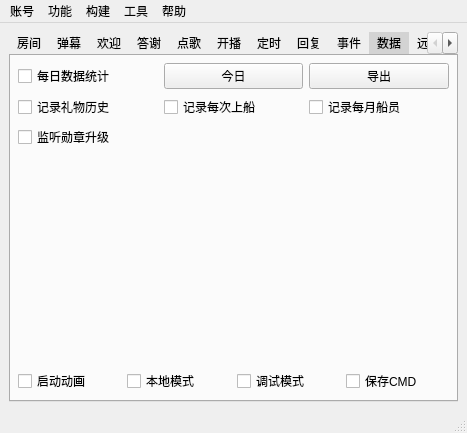
Above: mainwindow.ui from iwxyi/Bilibili-MagicalDanmaku before the change. Below: the same form after it.
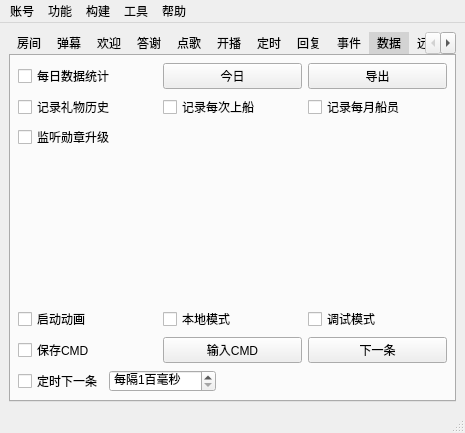
That is the form after the change. Icons and pictures are not drawn. Custom widgets are drawn as their Qt base class.

Patch:
```diff
--- a/mainwindow.ui
+++ b/mainwindow.ui
@@ -6,7 +6,7 @@
    <rect>
     <x>0</x>
     <y>0</y>
-    <width>467</width>
+    <width>465</width>
     <height>393</height>
    </rect>
   </property>
@@ -2125,6 +2125,13 @@
             </property>
            </widget>
           </item>
+         </layout>
+        </item>
+        <item>
+         <layout class="QHBoxLayout" name="horizontalLayout_52">
+          <property name="topMargin">
+           <number>0</number>
+          </property>
           <item>
            <widget class="QCheckBox" name="saveRecvCmdsCheck">
             <property name="toolTip">
@@ -2135,6 +2142,66 @@
             </property>
            </widget>
           </item>
+          <item>
+           <widget class="QPushButton" name="pushRecvCmdsButton">
+            <property name="text">
+             <string>输入CMD</string>
+            </property>
+           </widget>
+          </item>
+          <item>
+           <widget class="QPushButton" name="pushNextCmdButton">
+            <property name="enabled">
+             <bool>true</bool>
+            </property>
+            <property name="text">
+             <string>下一条</string>
+            </property>
+           </widget>
+          </item>
+         </layout>
+        </item>
+        <item>
+         <layout class="QHBoxLayout" name="horizontalLayout_55">
+          <property name="topMargin">
+           <number>0</number>
+          </property>
+          <item>
+           <widget class="QCheckBox" name="timerPushCmdCheck">
+            <property name="text">
+             <string>定时下一条</string>
+            </property>
+           </widget>
+          </item>
+          <item>
+           <widget class="QSpinBox" name="timerPushCmdSpin">
+            <property name="suffix">
+             <string>百毫秒</string>
+            </property>
+            <property name="prefix">
+             <string>每隔</string>
+            </property>
+            <property name="minimum">
+             <number>1</number>
+            </property>
+            <property name="maximum">
+             <number>600</number>
+            </property>
+           </widget>
+          </item>
+          <item>
+           <spacer name="horizontalSpacer_31">
+            <property name="orientation">
+             <enum>Qt::Horizontal</enum>
+            </property>
+            <property name="sizeHint" stdset="0">
+             <size>
+              <width>40</width>
+              <height>20</height>
+             </size>
+            </property>
+           </spacer>
+          </item>
          </layout>
         </item>
        </layout>
@@ -3315,7 +3382,7 @@
     <rect>
      <x>0</x>
      <y>0</y>
-     <width>467</width>
+     <width>465</width>
      <height>21</height>
     </rect>
    </property>
```
Left out of the diff: 15 changed lines with no effect on the pictures.
